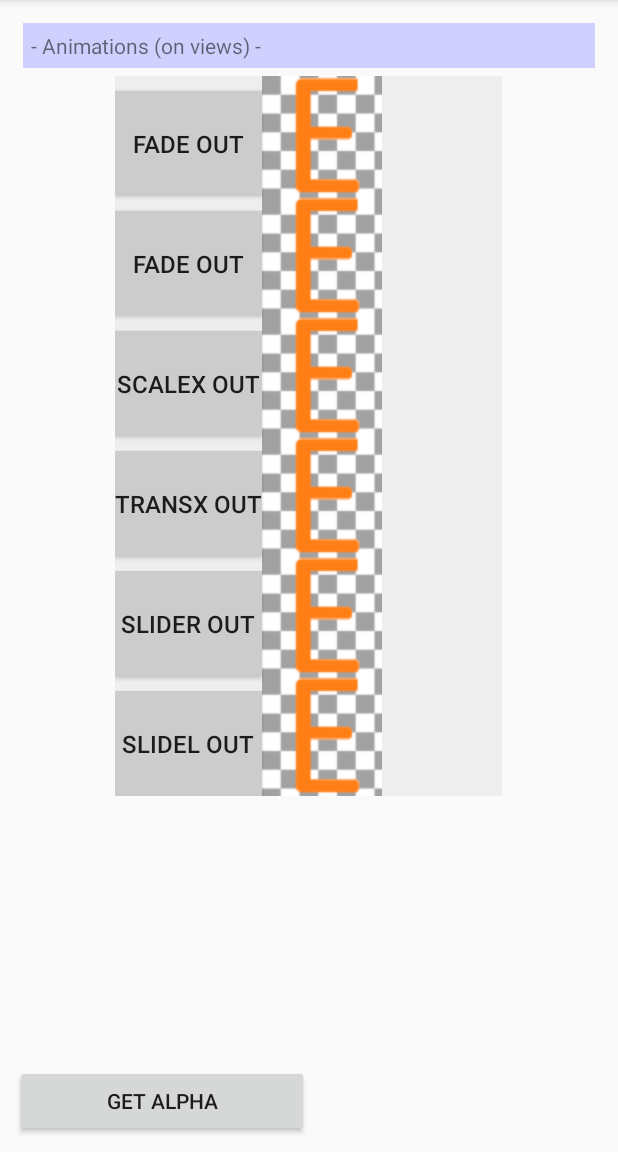
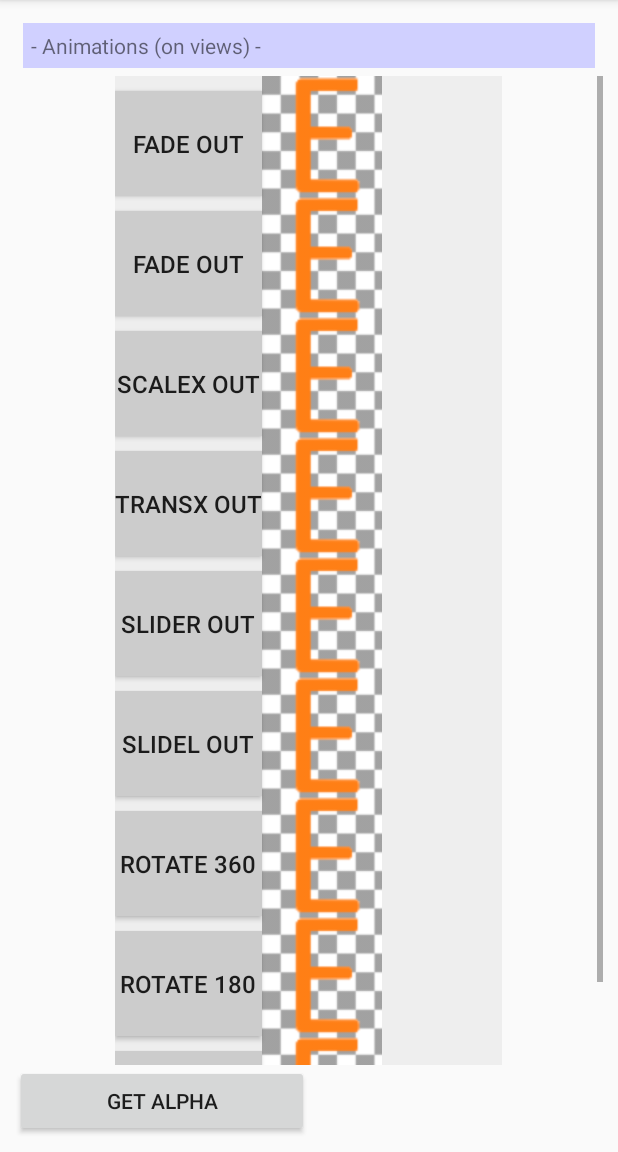
Before and after one commit to landenlabs/all-UiDemo, an Android app: the fragment AnimationFrag shown on its own in the app's theme, on a phone screen of 412 x 824 dp, the part 84-1236 px from its top. Run offline under Robolectric (Android 15) with nearby library versions, the phone set to English and light mode, and no system bars.

Commit message:
Add rotation animation

```diff
--- a/app/src/main/java/com/landenlabs/all_UiDemo/frag/AnimationFrag.java
+++ b/app/src/main/java/com/landenlabs/all_UiDemo/frag/AnimationFrag.java
@@ -173,6 +173,29 @@ public class AnimationFrag  extends UiFragment implements View.OnClickListener {
                 }
                 break;
 
+            case R.id.animation_rot360:
+                if (tb.isChecked()) {
+                    target.animate().rotationBy(360).setDuration(2000).start();
+                } else {
+                    target.animate().rotationBy(-360).setDuration(2000).start();
+                }
+                break;
+            case R.id.animation_rot180:
+                if (tb.isChecked()) {
+                    target.animate().rotationBy(180).setDuration(2000).start();
+                } else {
+                    target.animate().rotationBy(-180).setDuration(2000).start();
+                }
+                break;
+
+            case R.id.animation_rot90:
+                if (tb.isChecked()) {
+                    target.animate().rotationBy(90).setDuration(2000).start();
+                } else {
+                    target.animate().rotationBy(-90).setDuration(2000).start();
+                }
+                break;
+
             case R.id.get_alpha:
                 getAlpha();
                 break;
--- a/app/src/main/res/layout/animation.xml
+++ b/app/src/main/res/layout/animation.xml
@@ -190,6 +190,85 @@
                 android:layout_gravity="center"
                 android:layout_column="2"
                 android:text="" />
+
+            <ToggleButton
+            android:id="@+id/animation_rot360"
+            android:layout_width="match_parent"
+            android:layout_height="wrap_content"
+            android:layout_column="0"
+            android:layout_gravity="fill"
+            android:layout_marginTop="10dp"
+            android:background="#ccc"
+            android:gravity="center"
+            android:textOff="Rotate 360"
+            android:textOn="Rotate -360"
+            android:textSize="16dp" />
+
+            <ImageView
+                android:layout_width="@dimen/grid_layout_image_width"
+                android:layout_height="@dimen/grid_layout_image_height"
+                android:layout_column="1"
+                android:src="@drawable/image_e" />
+
+            <TextView
+                android:layout_width="@dimen/grid_layout_image_width"
+                android:layout_height="wrap_content"
+                android:layout_gravity="center"
+                android:layout_column="2"
+                android:text="" />
+
+            <ToggleButton
+                android:id="@+id/animation_rot180"
+                android:layout_width="match_parent"
+                android:layout_height="wrap_content"
+                android:layout_column="0"
+                android:layout_gravity="fill"
+                android:layout_marginTop="10dp"
+                android:background="#ccc"
+                android:gravity="center"
+                android:textOff="Rotate 180"
+                android:textOn="Rotate -180"
+                android:textSize="16dp" />
+
+            <ImageView
+                android:layout_width="@dimen/grid_layout_image_width"
+                android:layout_height="@dimen/grid_layout_image_height"
+                android:layout_column="1"
+                android:src="@drawable/image_e" />
+
+            <TextView
+                android:layout_width="@dimen/grid_layout_image_width"
+                android:layout_height="wrap_content"
+                android:layout_gravity="center"
+                android:layout_column="2"
+                android:text="" />
+
+
+            <ToggleButton
+                android:id="@+id/animation_rot90"
+                android:layout_width="match_parent"
+                android:layout_height="wrap_content"
+                android:layout_column="0"
+                android:layout_gravity="fill"
+                android:layout_marginTop="10dp"
+                android:background="#ccc"
+                android:gravity="center"
+                android:textOff="Rotate 90"
+                android:textOn="Rotate -90"
+                android:textSize="16dp" />
+
+            <ImageView
+                android:layout_width="@dimen/grid_layout_image_width"
+                android:layout_height="@dimen/grid_layout_image_height"
+                android:layout_column="1"
+                android:src="@drawable/image_e" />
+
+            <TextView
+                android:layout_width="@dimen/grid_layout_image_width"
+                android:layout_height="wrap_content"
+                android:layout_gravity="center"
+                android:layout_column="2"
+                android:text="" />
         </GridLayout>
     </ScrollView>
 
```
